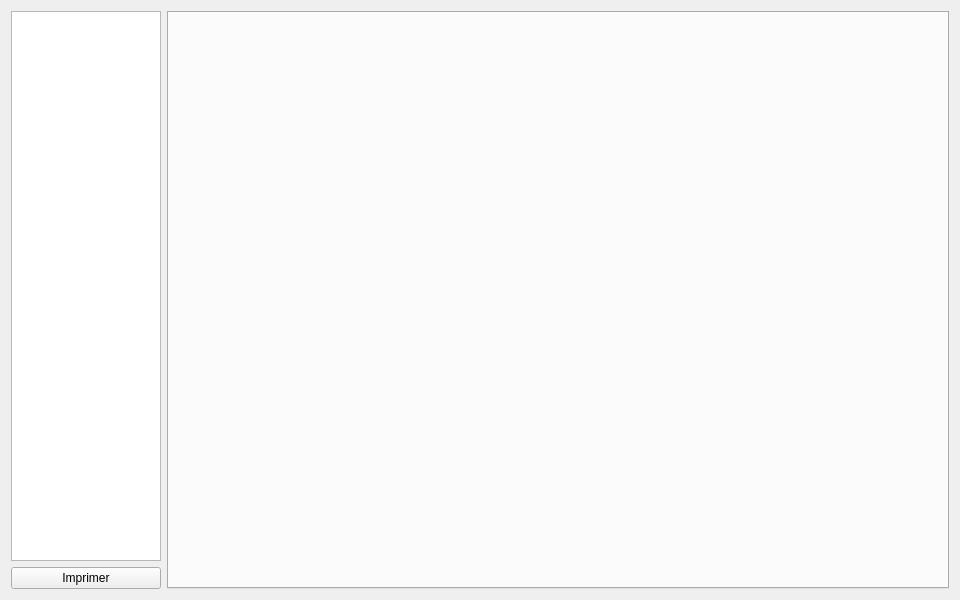
The window that interface/interfacedialog.ui (ThFeneuil/KholloAutoQt) describes before a commit, drawn with Qt 5.
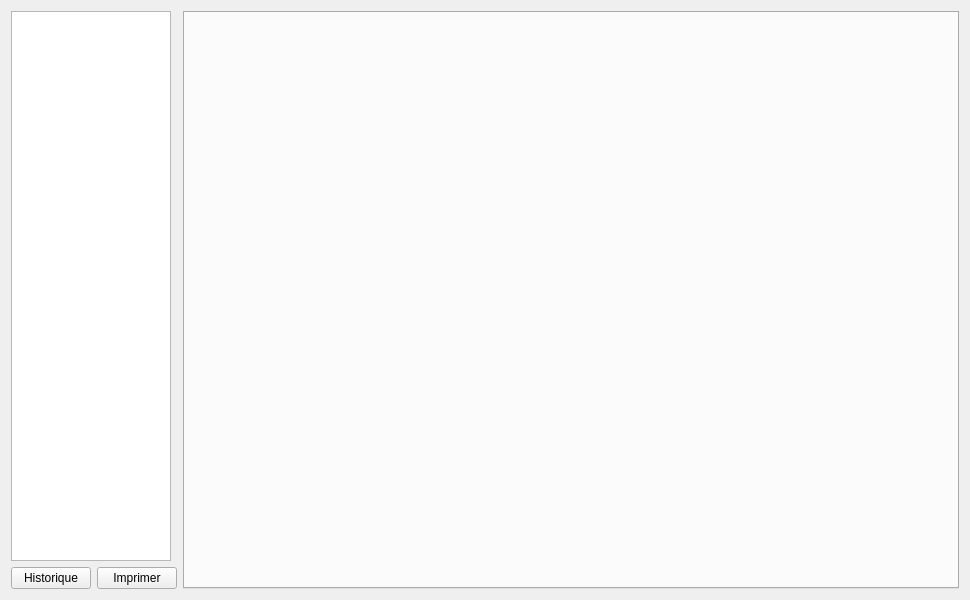
The same window after the commit. Icons and pictures are not drawn.

Commit message: Interface - Ajout raccourci vers historique

```diff
--- a/interface/interfacedialog.ui
+++ b/interface/interfacedialog.ui
@@ -6,7 +6,7 @@
    <rect>
     <x>0</x>
     <y>0</y>
-    <width>960</width>
+    <width>970</width>
     <height>600</height>
    </rect>
   </property>
@@ -23,9 +23,21 @@
       <widget class="QListWidget" name="list_students">
        <property name="maximumSize">
         <size>
-         <width>150</width>
+         <width>160</width>
          <height>16777215</height>
         </size>
+       </property>
+      </widget>
+     </item>
+     <item>
+      <layout class="QHBoxLayout" name="horizontalLayout_2">
+       <item>
+        <widget class="QPushButton" name="pushButton_review">
+         <property name="text">
+          <string>Historique</string>
+         </property>
+         <property name="autoDefault">
+          <bool>false</bool>
        </property>
       </widget>
      </item>
@@ -51,6 +63,8 @@
      </item>
     </layout>
    </item>
+    </layout>
+   </item>
    <item>
     <widget class="QTabWidget" name="tabWidget">
      <property name="sizePolicy">
@@ -65,6 +79,8 @@
     </widget>
    </item>
   </layout>
+  <zorder>tabWidget</zorder>
+  <zorder>pushButton_print</zorder>
  </widget>
  <resources>
   <include location="../khollo.qrc"/>
```
Lines whose indentation alone changed are shown as unchanged. The commit also changes 4 other files.
